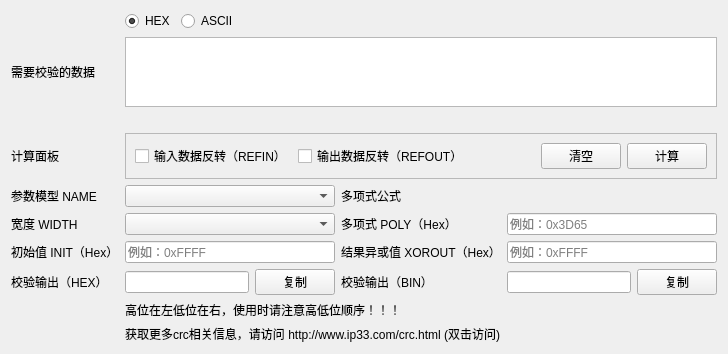
Above: src/tools/crccalculator/src/SAKToolCRCCalculator.ui from x-tools-author/x-tools before the change. Below: the same form after it.
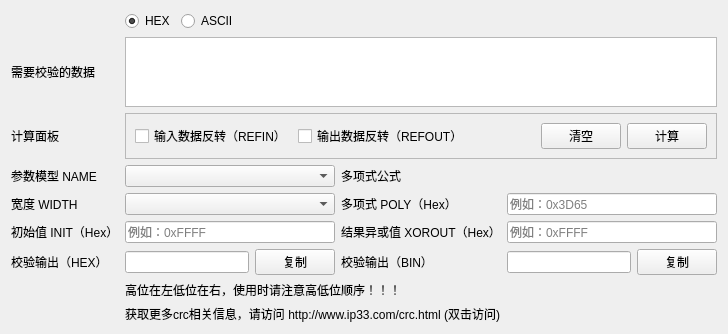
That is the form after the change.

What changed in the file:
```diff
--- a/src/tools/crccalculator/src/SAKToolCRCCalculator.ui
+++ b/src/tools/crccalculator/src/SAKToolCRCCalculator.ui
@@ -7,52 +7,35 @@
     <x>0</x>
     <y>0</y>
     <width>728</width>
-    <height>349</height>
+    <height>307</height>
    </rect>
   </property>
   <property name="windowTitle">
    <string>CRC计算器</string>
   </property>
   <layout class="QGridLayout" name="gridLayout">
-   <item row="6" column="1" colspan="2">
-    <widget class="QLineEdit" name="lineEditInit">
-     <property name="placeholderText">
-      <string>例如：0xFFFF</string>
+   <item row="4" column="3">
+    <widget class="QLabel" name="label_5">
+     <property name="text">
+      <string>多项式 POLY（Hex）</string>
      </property>
     </widget>
    </item>
-   <item row="6" column="0">
+   <item row="5" column="0">
     <widget class="QLabel" name="label_6">
      <property name="text">
       <string>初始值 INIT（Hex）</string>
      </property>
     </widget>
    </item>
-   <item row="7" column="1">
-    <widget class="QLineEdit" name="lineEditOutputHex"/>
-   </item>
-   <item row="1" column="1" colspan="5">
-    <widget class="QTextEdit" name="textEdit">
-     <property name="html">
-      <string>&lt;!DOCTYPE HTML PUBLIC &quot;-//W3C//DTD HTML 4.0//EN&quot; &quot;http://www.w3.org/TR/REC-html40/strict.dtd&quot;&gt;
-&lt;html&gt;&lt;head&gt;&lt;meta name=&quot;qrichtext&quot; content=&quot;1&quot; /&gt;&lt;style type=&quot;text/css&quot;&gt;
-p, li { white-space: pre-wrap; }
-&lt;/style&gt;&lt;/head&gt;&lt;body style=&quot; font-family:'SimSun'; font-size:9pt; font-weight:400; font-style:normal;&quot;&gt;
-&lt;p style=&quot;-qt-paragraph-type:empty; margin-top:0px; margin-bottom:0px; margin-left:0px; margin-right:0px; -qt-block-indent:0; text-indent:0px;&quot;&gt;&lt;br /&gt;&lt;/p&gt;&lt;/body&gt;&lt;/html&gt;</string>
-     </property>
-    </widget>
-   </item>
-   <item row="5" column="4" colspan="2">
-    <widget class="QLineEdit" name="lineEditPoly">
+   <item row="6" column="2">
+    <widget class="QPushButton" name="pushButtonCopyHex">
      <property name="text">
-      <string/>
-     </property>
-     <property name="placeholderText">
-      <string>例如：0x3D65</string>
+      <string>复制</string>
      </property>
     </widget>
    </item>
-   <item row="9" column="1" colspan="5">
+   <item row="8" column="1" colspan="5">
     <widget class="QLabel" name="labelInfo">
      <property name="styleSheet">
       <string notr="true"/>
@@ -62,49 +45,7 @@
      </property>
     </widget>
    </item>
-   <item row="5" column="3">
-    <widget class="QLabel" name="label_5">
-     <property name="text">
-      <string>多项式 POLY（Hex）</string>
-     </property>
-    </widget>
-   </item>
-   <item row="6" column="3">
-    <widget class="QLabel" name="label_7">
-     <property name="text">
-      <string>结果异或值 XOROUT（Hex）</string>
-     </property>
-    </widget>
-   </item>
-   <item row="4" column="0">
-    <widget class="QLabel" name="label">
-     <property name="text">
-      <string>参数模型 NAME</string>
-     </property>
-    </widget>
-   </item>
-   <item row="7" column="5">
-    <widget class="QPushButton" name="pushButtonCopyBin">
-     <property name="text">
-      <string>复制</string>
-     </property>
-    </widget>
-   </item>
-   <item row="6" column="4" colspan="2">
-    <widget class="QLineEdit" name="lineEditXOROUT">
-     <property name="placeholderText">
-      <string>例如：0xFFFF</string>
-     </property>
-    </widget>
-   </item>
-   <item row="7" column="0">
-    <widget class="QLabel" name="label_8">
-     <property name="text">
-      <string>校验输出（HEX）</string>
-     </property>
-    </widget>
-   </item>
-   <item row="3" column="1" colspan="5">
+   <item row="2" column="1" colspan="5">
     <widget class="QFrame" name="frame_2">
      <property name="frameShape">
       <enum>QFrame::StyledPanel</enum>
@@ -157,17 +98,30 @@
      </layout>
     </widget>
    </item>
-   <item row="2" column="1" colspan="5">
-    <widget class="QLabel" name="labelInputType">
+   <item row="2" column="0">
+    <widget class="QLabel" name="label_11">
      <property name="text">
-      <string/>
+      <string>计算面板</string>
      </property>
     </widget>
    </item>
-   <item row="1" column="0">
-    <widget class="QLabel" name="label_3">
+   <item row="6" column="4">
+    <widget class="QLineEdit" name="lineEditOutputBin"/>
+   </item>
+   <item row="5" column="3">
+    <widget class="QLabel" name="label_7">
      <property name="text">
-      <string>需要校验的数据</string>
+      <string>结果异或值 XOROUT（Hex）</string>
+     </property>
+    </widget>
+   </item>
+   <item row="7" column="1" colspan="4">
+    <widget class="QLabel" name="label_10">
+     <property name="styleSheet">
+      <string notr="true"/>
+     </property>
+     <property name="text">
+      <string>高位在左低位在右，使用时请注意高低位顺序！！！</string>
      </property>
     </widget>
    </item>
@@ -230,64 +184,103 @@
      </layout>
     </widget>
    </item>
-   <item row="8" column="1" colspan="4">
-    <widget class="QLabel" name="label_10">
-     <property name="styleSheet">
-      <string notr="true"/>
+   <item row="6" column="0">
+    <widget class="QLabel" name="label_8">
+     <property name="text">
+      <string>校验输出（HEX）</string>
      </property>
+    </widget>
+   </item>
+   <item row="3" column="0">
+    <widget class="QLabel" name="label">
      <property name="text">
-      <string>高位在左低位在右，使用时请注意高低位顺序！！！</string>
+      <string>参数模型 NAME</string>
      </property>
     </widget>
    </item>
-   <item row="7" column="4">
-    <widget class="QLineEdit" name="lineEditOutputBin"/>
+   <item row="6" column="1">
+    <widget class="QLineEdit" name="lineEditOutputHex"/>
    </item>
-   <item row="5" column="0">
+   <item row="3" column="4" colspan="2">
+    <widget class="QLabel" name="labelPolyFormula">
+     <property name="text">
+      <string/>
+     </property>
+    </widget>
+   </item>
+   <item row="4" column="0">
     <widget class="QLabel" name="label_2">
      <property name="text">
       <string>宽度 WIDTH</string>
      </property>
     </widget>
    </item>
-   <item row="7" column="2">
-    <widget class="QPushButton" name="pushButtonCopyHex">
+   <item row="1" column="1" colspan="5">
+    <widget class="QTextEdit" name="textEdit">
+     <property name="html">
+      <string>&lt;!DOCTYPE HTML PUBLIC &quot;-//W3C//DTD HTML 4.0//EN&quot; &quot;http://www.w3.org/TR/REC-html40/strict.dtd&quot;&gt;
+&lt;html&gt;&lt;head&gt;&lt;meta name=&quot;qrichtext&quot; content=&quot;1&quot; /&gt;&lt;style type=&quot;text/css&quot;&gt;
+p, li { white-space: pre-wrap; }
+&lt;/style&gt;&lt;/head&gt;&lt;body style=&quot; font-family:'SimSun'; font-size:9pt; font-weight:400; font-style:normal;&quot;&gt;
+&lt;p style=&quot;-qt-paragraph-type:empty; margin-top:0px; margin-bottom:0px; margin-left:0px; margin-right:0px; -qt-block-indent:0; text-indent:0px;&quot;&gt;&lt;br /&gt;&lt;/p&gt;&lt;/body&gt;&lt;/html&gt;</string>
+     </property>
+    </widget>
+   </item>
+   <item row="6" column="5">
+    <widget class="QPushButton" name="pushButtonCopyBin">
      <property name="text">
       <string>复制</string>
      </property>
     </widget>
    </item>
-   <item row="7" column="3">
-    <widget class="QLabel" name="label_9">
-     <property name="text">
-      <string>校验输出（BIN）</string>
-     </property>
-    </widget>
-   </item>
-   <item row="5" column="1" colspan="2">
-    <widget class="QComboBox" name="comboBoxWidth"/>
-   </item>
    <item row="4" column="1" colspan="2">
+    <widget class="QComboBox" name="comboBoxWidth"/>
+   </item>
+   <item row="5" column="1" colspan="2">
+    <widget class="QLineEdit" name="lineEditInit">
+     <property name="placeholderText">
+      <string>例如：0xFFFF</string>
+     </property>
+    </widget>
+   </item>
+   <item row="4" column="4" colspan="2">
+    <widget class="QLineEdit" name="lineEditPoly">
+     <property name="text">
+      <string/>
+     </property>
+     <property name="placeholderText">
+      <string>例如：0x3D65</string>
+     </property>
+    </widget>
+   </item>
+   <item row="3" column="1" colspan="2">
     <widget class="QComboBox" name="comboBoxName"/>
    </item>
-   <item row="4" column="3">
+   <item row="3" column="3">
     <widget class="QLabel" name="label_4">
      <property name="text">
       <string>多项式公式</string>
      </property>
     </widget>
    </item>
-   <item row="4" column="4" colspan="2">
-    <widget class="QLabel" name="labelPolyFormula">
+   <item row="5" column="4" colspan="2">
+    <widget class="QLineEdit" name="lineEditXOROUT">
+     <property name="placeholderText">
+      <string>例如：0xFFFF</string>
+     </property>
+    </widget>
+   </item>
+   <item row="1" column="0">
+    <widget class="QLabel" name="label_3">
      <property name="text">
-      <string/>
+      <string>需要校验的数据</string>
      </property>
     </widget>
    </item>
-   <item row="3" column="0">
-    <widget class="QLabel" name="label_11">
+   <item row="6" column="3">
+    <widget class="QLabel" name="label_9">
      <property name="text">
-      <string>计算面板</string>
+      <string>校验输出（BIN）</string>
      </property>
     </widget>
    </item>
```
Left out of the diff: 1 changed line with no effect on the pictures.
